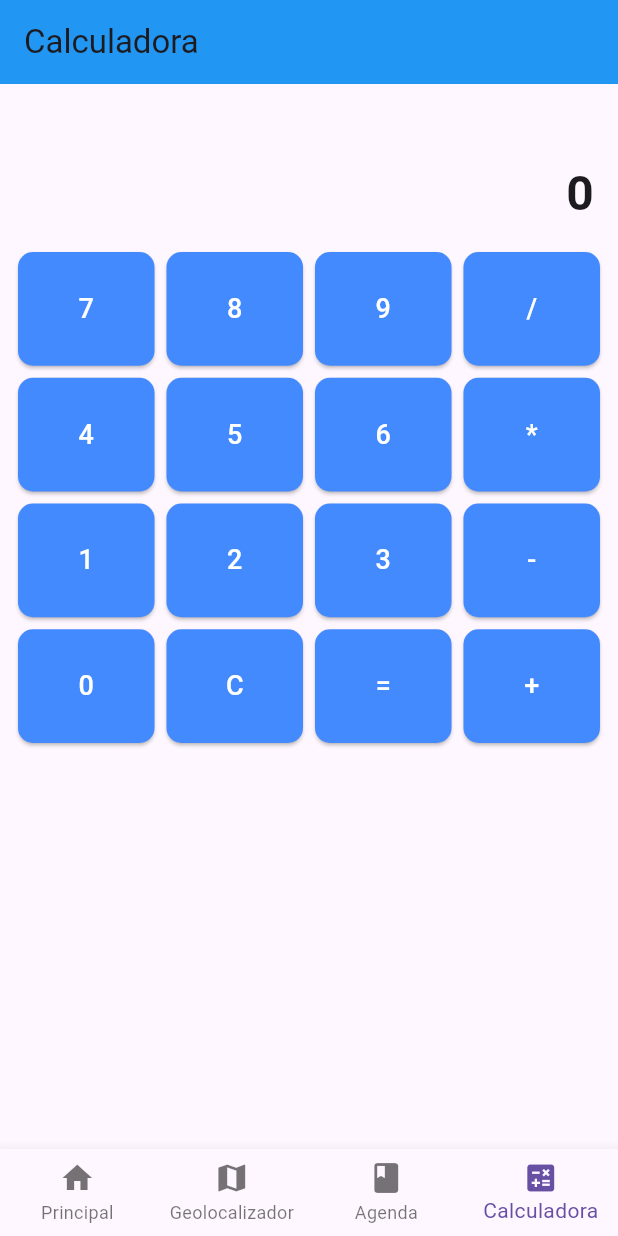
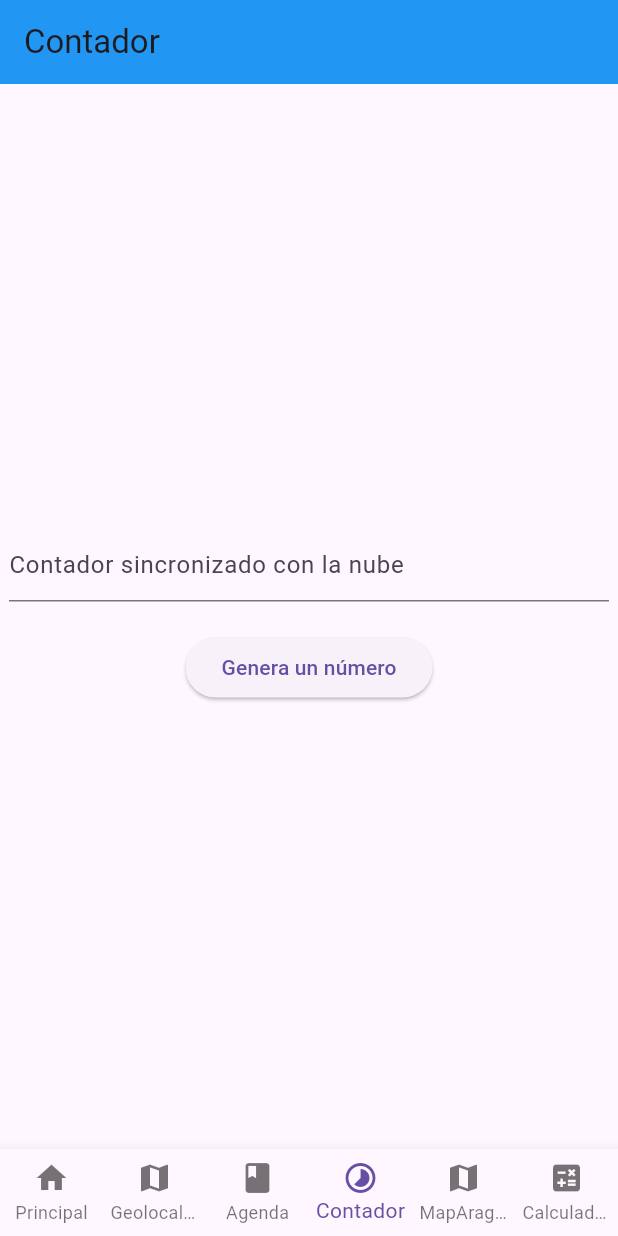
Before and after one commit to AlanCruz82/App_Frankie, a Flutter app: the screen it shows after launch, item 4 of the bottom bar chosen, on a phone screen of 412 x 824 dp. Run offline on Flutter 3.47's test engine with Material 3 defaults, Android fonts, the phone set to English and light mode, and no system bars; our stand-ins replace cloud_firestore, firebase_core, geolocator, syncfusion_flutter_calendar; missing offline and left inert: cupertino_calendar_picker, flex_color_picker; accounts and stored records are empty.

Commit message:
Agregando contador sincronizado a la nube y conexión con firebase asi como sus archivos relacionados [firebase_options.dart]

```diff
--- a/lib/navegador.dart
+++ b/lib/navegador.dart
@@ -1,4 +1,6 @@
 import 'package:flutter/material.dart';
+import 'package:frankie/pantallas/cuarta.dart';
+import 'package:frankie/pantallas/wipersonal.dart';
 import 'pantallas/principal.dart';  // Asegúrate de que FirstScreen esté correctamente definida
 import 'pantallas/segunda.dart';    // Asegúrate de que SecondScreen esté correctamente definida
 import 'pantallas/calc.dart';       // Asegúrate de que CalcScreen esté correctamente importada
@@ -16,6 +18,8 @@ class _MainScreenState extends State<MainScreen> {
     Principal(),
     Secundaria(),
     Tercera(),
+    Cuarta(),
+    Wipersonal(),
     Calculadora(),
   ];
 
@@ -35,6 +39,8 @@ class _MainScreenState extends State<MainScreen> {
           BottomNavigationBarItem(icon: Icon(Icons.home), label: "Principal"),
           BottomNavigationBarItem(icon: Icon(Icons.map), label: "Geolocalizador"),
           BottomNavigationBarItem(icon: Icon(Icons.book), label: "Agenda"),
+          BottomNavigationBarItem(icon: Icon(Icons.timelapse_outlined), label: "Contador"),
+          BottomNavigationBarItem(icon: Icon(Icons.map), label: "MapAragón"),
           BottomNavigationBarItem(icon: Icon(Icons.calculate), label: "Calculadora"),
         ],
       ),
--- /dev/null
+++ b/lib/pantallas/cuarta.dart
@@ -0,0 +1,59 @@
+import 'package:flutter/material.dart';
+import 'dart:math';
+import 'package:cloud_firestore/cloud_firestore.dart';
+
+//Herencia del Stateful
+class Cuarta extends StatelessWidget {
+  TextEditingController _contador = TextEditingController();
+  final db = FirebaseFirestore.instance;
+
+  //Generamos un número al azar utilizando Ramdon
+  void numeroAleatorio() async{
+    Random random = new Random();
+    int numeroAzar = random.nextInt(50) + 1;
+    _contador.text = "Número generado : " + numeroAzar.toString();
+
+    //Establecemos el valor del campo numero (firebase) como el valor del numeroAzar generado
+    await db.collection("Contadores").doc("contador").set({
+      'numero' : numeroAzar,
+    });
+  }
+
+
+  @override
+  Widget build(BuildContext context) {
+    return Scaffold(
+      appBar: AppBar(
+        title: Text("Contador"),
+        backgroundColor: Colors.blue,
+      ),
+      body: Center(
+        child: Column(
+          mainAxisAlignment: MainAxisAlignment.center,
+          children: [
+            SizedBox(
+              width: 400,
+              child: Column(
+                children: [
+                  TextField(
+                    decoration: InputDecoration(
+                      hintText: "Contador sincronizado con la nube",
+                    ),
+                    controller: _contador,
+                  ),
+                  Padding(
+                    padding: EdgeInsets.all(10),
+                  ),
+                  ElevatedButton(onPressed: (){
+                    numeroAleatorio();
+                  },
+                      child: Text("Genera un número"))
+                ],
+              ),
+            )
+          ],
+        ),
+      ),
+    );
+  }
+}
--- a/pubspec.yaml
+++ b/pubspec.yaml
@@ -38,6 +38,8 @@ dependencies:
   syncfusion_flutter_calendar: ^29.1.37
   cupertino_calendar_picker: ^2.2.4
   flex_color_picker: ^3.7.1
+  firebase_core: ^3.13.0
+  cloud_firestore: ^5.6.7
 
 dev_dependencies:
   flutter_test:
```
Also changed, not shown: lib/main.dart (+7 -1 lines), lib/pantallas/tercera.dart (+6 -6 lines), lib/pantallas/wipersonal.dart (added, +14 -0 lines), firebase.json (added), lib/firebase_options.dart (added), pubspec.lock, 6 other files.
